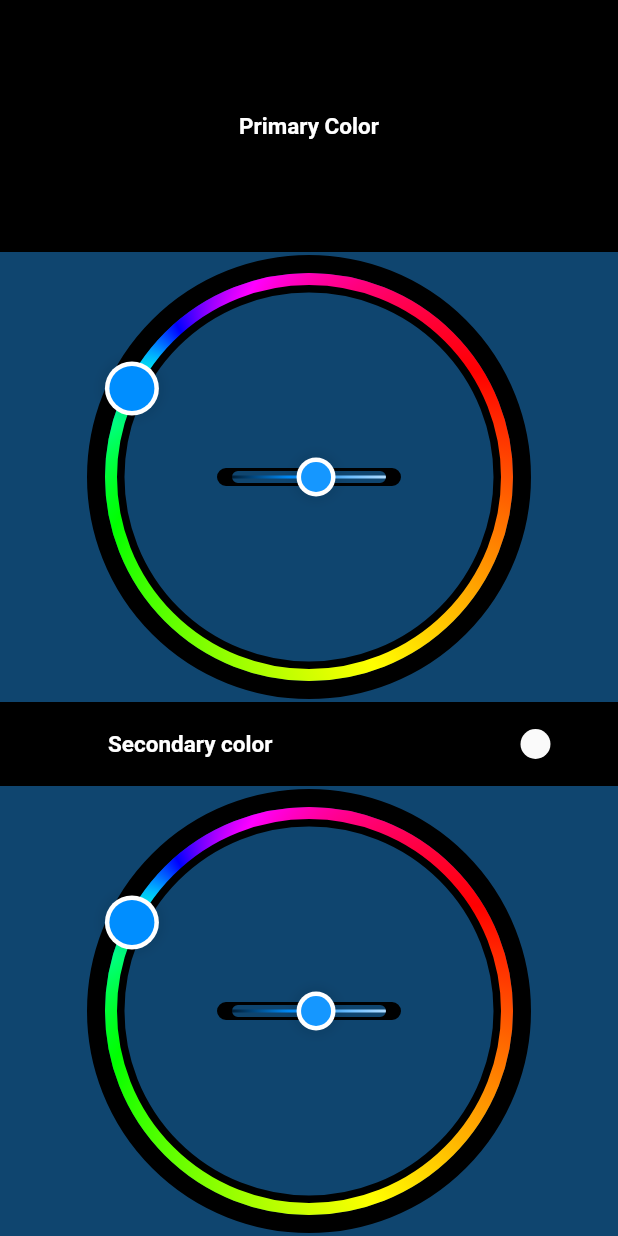
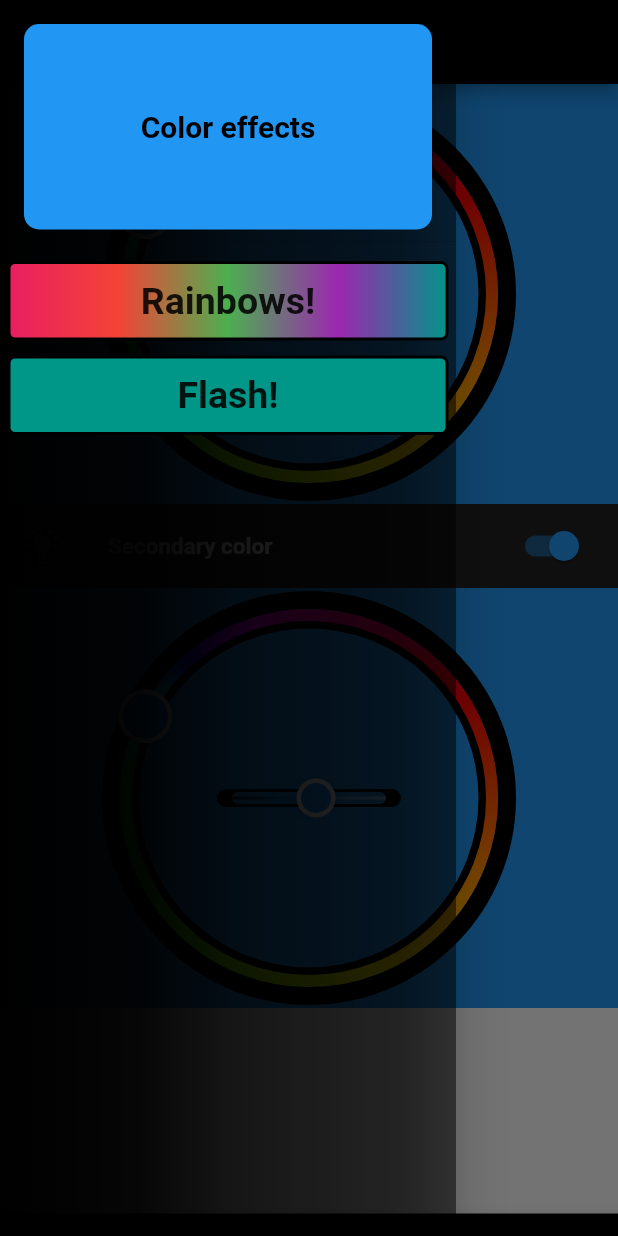
Before and after one commit to Oetoekkae/RGB-Led, a Flutter app: the screen it shows after launch, with the side drawer open (before the commit the screen has no drawer), on a phone screen of 412 x 824 dp. Run offline on Flutter 3.47's test engine with Material 2 defaults, Android fonts, the light colour scheme and no system bars; our stand-ins replace connectivity, hex; missing offline and left inert: dart:ffi.

Commit message:
UI changes

```diff
--- /dev/null
+++ b/Android-App/rgbled_wifi/lib/UI/customicons/bulb_icons_icons.dart
@@ -0,0 +1,12 @@
+import 'package:flutter/widgets.dart';
+
+class BulbIcons {
+  BulbIcons._();
+
+  static const _kFontFam = 'BulbIcons';
+  static const _kFontPkg = null;
+
+  static const IconData lightbulb = const IconData(0xe800, fontFamily: _kFontFam, fontPackage: _kFontPkg);
+  static const IconData lightbulb_outline = const IconData(0xe801, fontFamily: _kFontFam, fontPackage: _kFontPkg);
+  static const IconData lightbulb_1 = const IconData(0xe802, fontFamily: _kFontFam, fontPackage: _kFontPkg);
+}
--- a/Android-App/rgbled_wifi/lib/UI/customicons/my_flutter_app_icons.dart
+++ /dev/null
@@ -1,33 +0,0 @@
-/// Flutter icons MyFlutterApp
-/// Copyright (C) 2020 by original authors @ fluttericon.com, fontello.com
-/// This font was generated by FlutterIcon.com, which is derived from Fontello.
-///
-/// To use this font, place it in your fonts/ directory and include the
-/// following in your pubspec.yaml
-///
-/// flutter:
-///   fonts:
-///    - family:  MyFlutterApp
-///      fonts:
-///       - asset: fonts/MyFlutterApp.ttf
-///
-///
-/// * Elusive, Copyright (C) 2013 by Aristeides Stathopoulos
-///         Author:    Aristeides Stathopoulos
-///         License:   SIL (http://scripts.sil.org/OFL)
-///         Homepage:  http://aristeides.com/
-/// * Material Design Icons, Copyright (C) Google, Inc
-///         Author:    Google
-///         License:   Apache 2.0 (https://www.apache.org/licenses/LICENSE-2.0)
-///         Homepage:  https://design.google.com/icons/
-///
-import 'package:flutter/widgets.dart';
-
-class MyFlutterApp {
-  MyFlutterApp._();
-
-  static const _kFontFam = 'MyFlutterApp';
-
-  static const IconData lightbulb = IconData(0xe800, fontFamily: _kFontFam);
-  static const IconData lightbulb_outline = IconData(0xe801, fontFamily: _kFontFam);
-}
--- a/Android-App/rgbled_wifi/lib/UI/flutter_circle_color_picker.dart
+++ b/Android-App/rgbled_wifi/lib/UI/flutter_circle_color_picker.dart
@@ -311,7 +311,7 @@ class _HuePickerState extends State<_HuePicker> with TickerProviderStateMixin {
               animation: _offset,
               builder: (context, child) {
                 return Positioned(
-                  left: _offset.value.dx,
+                  left: _offset.value.dx ,
                   top: _offset.value.dy,
                   child: child,
                 );
--- a/Android-App/rgbled_wifi/lib/UI/my_button.dart
+++ b/Android-App/rgbled_wifi/lib/UI/my_button.dart
@@ -21,12 +21,11 @@ class MyButton extends StatelessWidget{
   @override
   Widget build(BuildContext context) {
     return Container(
-      padding: const EdgeInsets.all(0),
-      margin: const EdgeInsets.all(0),
+      padding: const EdgeInsets.all(10),
+      margin: const EdgeInsets.all(5),
       decoration: BoxDecoration(
         gradient: LinearGradient(
           colors: rainbow == true ? _colors:[Colors.teal, Colors.teal],
-          //stops: _colors.length * 1.0,
 
 
         ),
--- a/Android-App/rgbled_wifi/lib/UI/secondary_light_switch.dart
+++ b/Android-App/rgbled_wifi/lib/UI/secondary_light_switch.dart
@@ -1,10 +1,13 @@
 import 'package:flutter/material.dart';
-import 'package:rgbled_wifi/UI/customicons/my_flutter_app_icons.dart';
+import 'package:rgbled_wifi/UI/customicons/bulb_icons_icons.dart';
 
 final widgetText =  const TextStyle(fontSize: 15.0, fontWeight: FontWeight.bold, color: Colors.white);
 
 class SecondaryLightSwitch extends StatefulWidget{
-  SecondaryLightSwitch({Key key});
+  SecondaryLightSwitch({Key key,
+  this.onChanged});
+
+  final ValueChanged<bool> onChanged;
 
   @override
   _SecondaryLightSwicthState createState() => _SecondaryLightSwicthState();
@@ -25,7 +28,7 @@ class _SecondaryLightSwicthState extends State<SecondaryLightSwitch> {
             _secondaryLed = value;
           });
       },
-      secondary: Icon(_secondaryLed == true ? MyFlutterApp.lightbulb_outline : MyFlutterApp.lightbulb),
+      secondary: Icon(_secondaryLed == true ? Icons.lightbulb_outline : Icons.highlight),
       ),
     );
   }
--- a/Android-App/rgbled_wifi/lib/pages/main_pageV2.dart
+++ b/Android-App/rgbled_wifi/lib/pages/main_pageV2.dart
@@ -1,18 +1,23 @@
+import 'package:flutter/services.dart';
 import 'package:hex/hex.dart';
 import 'package:flutter/material.dart';
 import 'package:http/http.dart';
+import 'package:flutter/painting.dart';
 //import 'package:flutter_circle_color_picker/flutter_circle_color_picker.dart';
 import 'package:rgbled_wifi/UI/flutter_circle_color_picker.dart';
 import 'package:rgbled_wifi/UI/my_button.dart';
 import 'package:rgbled_wifi/UI/secondary_light_switch.dart';
+import 'package:rgbled_wifi/UI/customicons/bulb_icons_icons.dart';
 
 
 const String A = "0123456789abcdef";
 final String host = "192.168.4.1";
 final _biggerFont = const TextStyle(fontSize: 20.0, fontWeight: FontWeight.bold, color: Colors.black);
 bool _isSending = false;
-bool _secondaryLed = false;
+bool _secondaryLed = true;
 Color _bgColor = Colors.blue;
+Color _bgColorSec = Colors.blue;
+
 
 
 class MainPageV2 extends StatefulWidget{
@@ -24,29 +29,65 @@ class MainPageV2 extends StatefulWidget{
 class MainPageV2State extends State<MainPageV2> {
   @override
   Widget build(BuildContext context) {
+    SystemChrome.setPreferredOrientations([DeviceOrientation.portraitUp, DeviceOrientation.portraitDown]);
     return MaterialApp(
       home: SafeArea(
         child: Scaffold(
-          backgroundColor: _bgColor,
+          appBar: AppBar(
+            backgroundColor: Colors.black,
+          ),
+          bottomNavigationBar: BottomAppBar(
+            color: Colors.black,
+            child: Container(
+              height: 15,
+            ),
+          ),
+          drawer: Theme(
+            data: Theme.of(context).copyWith(
+              canvasColor: Colors.black45,
+            ),
+            child: Drawer(
+              child: Container(
+                decoration: BoxDecoration(
+                  gradient: LinearGradient(
+                    stops: [0, 0.3, 0.5, 0.6, 0.7, 1],
+                    colors: [Colors.black, Colors.black87, Colors.black54,
+                    Colors.black45, Colors.black38, Colors.black12]
+                  ),
+                ),
+                child: ListView(
+                  children: <Widget>[
+                    DrawerHeader(
+                      decoration: BoxDecoration(
+                        //color: Colors.black45
+                      ),
+                      child: Container(
+                        decoration: BoxDecoration(
+                          color: Colors.blue,
+                          borderRadius: BorderRadius.all(Radius.circular(10))
+                        ),
+                        child: Center(
+                          child: Text(
+                            "Color effects",
+                            style: _biggerFont,
+                          ),
+                        ),
+                      ),
+                    ),
+                    MyButton("Rainbows!", true, () => _makeRequest(host, '/RAINBOW!')),
+                    MyButton("Flash!", false, () => print("BUTTONS!")),
+                  ],
+                ),
+              ),
+            ),
+          ),
+          //backgroundColor: _bgColor,
           body: new Column(
             crossAxisAlignment: CrossAxisAlignment.stretch,
             children: <Widget>[
-              Expanded(
-                flex: 1,
-                child: Container(
-                  //alignment: Alignment.center,
-                  color: Colors.black,
-                  child: Row(
-                    mainAxisAlignment: MainAxisAlignment.center,
-                    children: <Widget>[
-                      Text("Primary Color", style: new TextStyle(fontSize: 15, color: Colors.white, fontWeight: FontWeight.bold),)
-                    ],
-                  ),
-                ),
-              ),
               Container(
                 decoration: BoxDecoration(
-                    color: Colors.black54,
+                    color: _bgColor,
                 ),
 
                 child: Center(
@@ -57,23 +98,35 @@ class MainPageV2State extends State<MainPageV2> {
                         _request(color, 0);
                       });
                     },
-                    size: const Size(300, 300),
+                    //size: const Size(290, 290),
                     strokeWidth: 4,
                     thumbSize: 36,
                   ),
                 ),
               ),
               Container(
-                  color: Colors.black,
+                  color: Colors.black87,
                   child: Row(
                     children: <Widget>[
-                      SecondaryLightSwitch(),
+                      Expanded(
+                        child: SwitchListTile(
+                          title: Text("Secondary color", style: widgetText),
+                          value: _secondaryLed,
+                          onChanged: (bool value) {
+                            setState(() {
+                              _secondaryLed = value;
+                              activateSecondary(value);
+                            });
+                          },
+                          secondary: Icon(_secondaryLed == true ? BulbIcons.lightbulb : BulbIcons.lightbulb_1, color: Colors.white,),
+                        ),
+                      ),
                     ],
                   ),
                 ),
               Container(
                 decoration: BoxDecoration(
-                    color: Colors.black54
+                    color: _bgColorSec,
                 ),
                 child: Center(
                   child: CircleColorPicker(
@@ -83,7 +136,7 @@ class MainPageV2State extends State<MainPageV2> {
                         _request(color, 1);
                       });
                     },
-                    size: const Size(300, 300),
+                    //size: const Size(300, 300),
                     strokeWidth: 4,
                     thumbSize: 36,
                   ),
@@ -100,15 +153,15 @@ class MainPageV2State extends State<MainPageV2> {
 _makePostReq(Color hexVal, int led) {
   _isSending = true;
   String ledNum;
-  if(led == 0){
+  if(led == 1 && _secondaryLed){
+    ledNum = "1";
+  } else {
     ledNum = "0";
-  } else {
-    ledNum = "1";
   }
   String tempStr = hexVal.toString();
   List tempList = tempStr.split("Color(0xff");
   String hexValue = tempList[1].toString().substring(0, 6);
-  var uri = Uri.http(host, '/colors', {'LED' : ledNum,'R' : HEX.decode(hexValue.substring(0,2)).toString(),
+  var uri = Uri.http(host, '/colors', {'LED' : ledNum, 'Secondary' : _secondaryLed ? '1':'0', 'R' : HEX.decode(hexValue.substring(0,2)).toString(),
     'G' : HEX.decode(hexValue.substring(2,4)).toString(),
     'B' : HEX.decode(hexValue.substring(4,6)).toString()});
   Map<String, String> headers = {"Content-type":"text/html"};
@@ -120,16 +173,21 @@ void _request(Color hexVal, int led) {
   if(!_isSending) {
     print(hexVal);
     _makePostReq(hexVal, led);
-    _bgColor = hexVal;
+    if(led == 1) {
+      print("led is 1, change secondary bg");
+      _bgColorSec = hexVal;
+    } else {
+      _bgColor = hexVal;
+    }
     //setBgColor(hexVal);
     return;
   }
   print("Can't, still sending this previous");
 }
 
-_requestRainbows() {
+_makeRequest(String host, String URL) {
   _isSending = true;
-  var uri = Uri.http(host, '/RAINBOW!');
+  var uri = Uri.http(host, URL);
   Map<String, String> headers = {"Content-type": "text/html"};
   Future<void> response = put(uri, headers:headers)
       .then((response) => getResponse(response))
@@ -141,16 +199,21 @@ void getResponse(Response response) {
   print("Done, " + response.body);
 }
 
-void setBgColor(Color bg) {
-  _bgColor = bg;
-  //print(bg.toString());
-}
-
 List<Widget> spawnButtons(int ammount) {
   List<Widget> buttons = [];
-  buttons.add(MyButton("Rainbows!", true, () => _requestRainbows()));
+  buttons.add(MyButton("Rainbows!", true, () => _makeRequest(host, '/RAINBOW!')));
   for(int i = 0; i<ammount;i++) {
     buttons.add(MyButton("Button " + (i+1).toString(), false, () => print("not this")));
   }
   return buttons;
 }
+
+void activateSecondary(bool onOff) {
+  print("Jotain tpahtui");
+  if(onOff){
+    _secondaryLed = true;
+  } else {
+    _secondaryLed = false;
+  }
+  print("_secondaryLed = " + _secondaryLed.toString());
+}
--- a/Android-App/rgbled_wifi/pubspec.yaml
+++ b/Android-App/rgbled_wifi/pubspec.yaml
@@ -39,10 +39,11 @@ flutter:
     - assets/images/RainbowBulb.png
     - assets/images/BlankBulb_small.png
     - assets/images/RainbowBulb_small.png
-    - assets/fonts/MyFlutterApp.ttf
   #  - images/a_dot_ham.jpeg
   fonts:
-    - family:  MyFlutterApp
+    - family:  Bulbicons
+      fonts:
+        - asset: assets/fonts/BulbIcons.ttf
 
   # An image asset can refer to one or more resolution-specific "variants", see
   # https://flutter.dev/assets-and-images/#resolution-aware.
```
Also changed, not shown: Android-App/rgbled_wifi/assets/fonts/BulbIcons.ttf (added), Android-App/rgbled_wifi/assets/fonts/MyFlutterApp.ttf (deleted), 1 other file.
